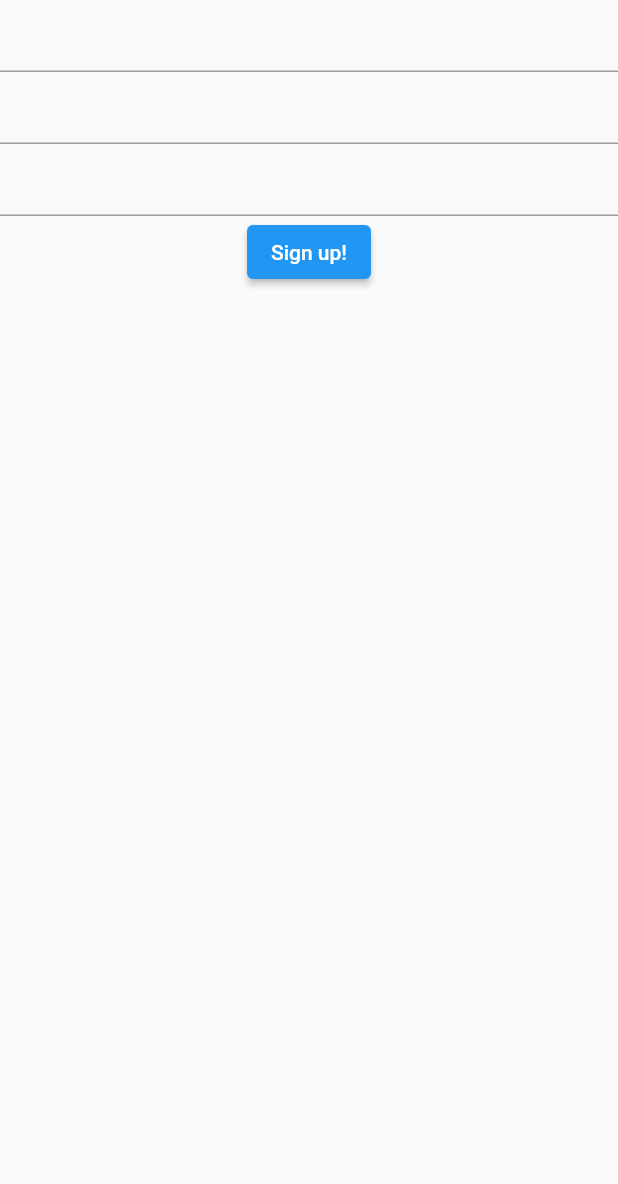
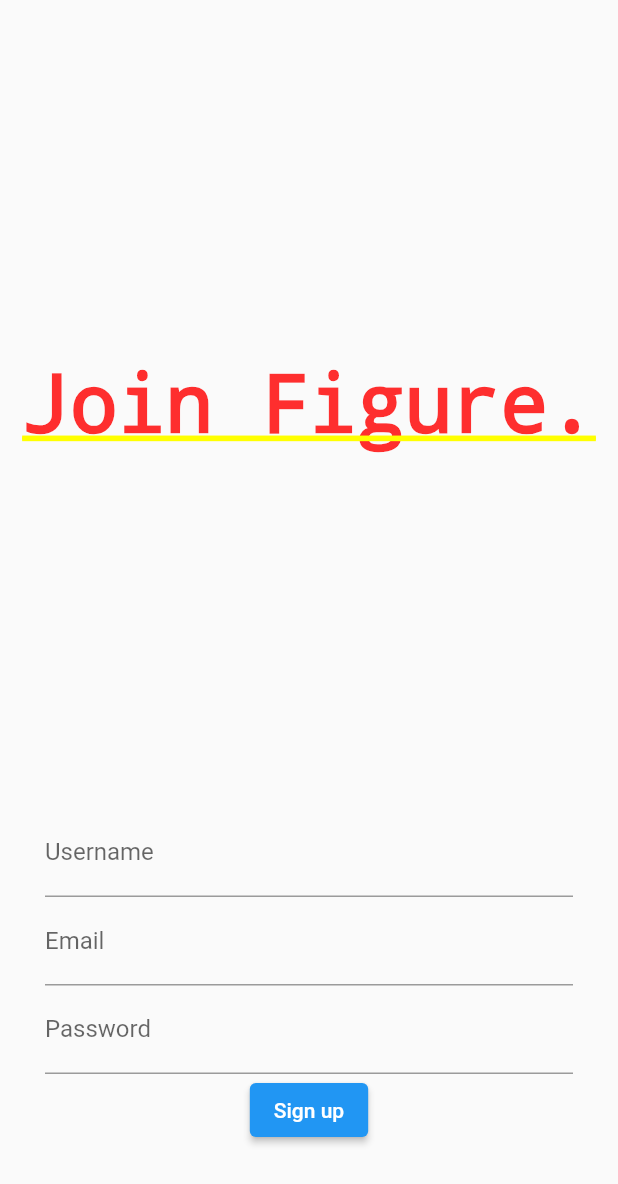
Before and after one commit to novakovicdavid/figure_flutter, a Flutter app: the SignupForm screen opened directly, on a phone screen of 412 x 824 dp. Shown: the top 1184 px of the screen. Run offline on Flutter 3.47's test engine with Material 2 defaults, Android fonts, the light colour scheme and no system bars.

Commit message:
Responsive signup

```diff
--- a/lib/signup.dart
+++ b/lib/signup.dart
@@ -16,20 +16,25 @@
 
 class SignupFormState extends State<SignupForm> {
   final _formKey = GlobalKey<FormState>();
-  static RegExp emailRegex = RegExp("^[a-zA-Z0-9_+&*-]+(?:\\.[a-zA-Z0-9_+&*-]+)*@(?:[a-zA-Z0-9-]+\\.)+[a-zA-Z]{2,}");
+  static RegExp emailRegex = RegExp(
+      "^[a-zA-Z0-9_+&*-]+(?:\\.[a-zA-Z0-9_+&*-]+)*@(?:[a-zA-Z0-9-]+\\.)+[a-zA-Z]{2,}");
   static RegExp usernameRegex = RegExp("^[a-zA-Z0-9]+-*[a-zA-Z0-9]+?");
   var usernameValidator = (String? username) {
     if (username == null || username.isEmpty) return 'Please enter a username';
-    if (username.length < 3) return 'Username must be at least 3 characters long';
-    if (!usernameRegex.hasMatch(username)) return "Username is not valid. Only the characters A-Z, a-z and '-' are accepted.";
+    if (username.length < 3)
+      return 'Username must be at least 3 characters long';
+    if (!usernameRegex.hasMatch(username))
+      return "Username is not valid. Only the characters A-Z, a-z and '-' are accepted.";
     return null;
   };
   var emailValidator = (String? email) {
-    if (email == null || !emailRegex.hasMatch(email)) return "Please enter a valid email";
+    if (email == null || !emailRegex.hasMatch(email))
+      return "Please enter a valid email";
     return null;
   };
   var passwordValidator = (String? password) {
-    if (password == null || password.length < 6) return "Password must be >= 6 characters long";
+    if (password == null || password.length < 6)
+      return "Password must be >= 6 characters long";
     return null;
   };
 
@@ -39,24 +44,47 @@
 
   @override
   Widget build(BuildContext context) {
-    return (Form(
+    var title = Text(
+        style: DefaultTextStyle.of(context).style.apply(fontSizeFactor: 3.0),
+        "Join Figure.");
+
+    return (Scaffold(body: Column(
+      children: [
+        Expanded(
+            child: Center(
+                child: FittedBox(
+                    fit: BoxFit.fitWidth,
+                    child: Container(
+                        margin: const EdgeInsets.only(left: 40, right: 40),
+                        child: title)))),
+        Container(margin: const EdgeInsets.only(left: 30, right: 30, bottom: 60), child: Form(
             key: _formKey,
             child: Column(
               children: [
                 TextFormField(
                   validator: (value) => usernameValidator(value),
                   onChanged: (value) => username = value,
+                  decoration: const InputDecoration(
+                    labelText: "Username"
+                  ),
                 ),
                 TextFormField(
                   validator: (value) => emailValidator(value),
                   onChanged: (value) => email = value,
+                  decoration: const InputDecoration(
+                      labelText: "Email"
+                  ),
                 ),
                 TextFormField(
                   validator: (value) => passwordValidator(value),
                   onChanged: (value) => password = value,
                   obscureText: true,
+                  decoration: const InputDecoration(
+                      labelText: "Password"
                   ),
-            ElevatedButton(onPressed: () async {
+                ),
+                ElevatedButton(
+                    onPressed: () async {
                       if (_formKey.currentState!.validate()) {
                         var data = {
                           "username": username,
@@ -64,19 +92,30 @@
                           "password": password
                         };
                         var json = jsonEncode(data);
-                var connection = await httpclient.postUrl(Uri.parse("https://backend.figure.novakovic.be/users/signup"));
-                connection.headers.add("content-type", "application/json");
+                        var connection = await httpclient.postUrl(Uri.parse(
+                            "https://backend.figure.novakovic.be/users/signup"));
+                        connection.headers
+                            .add("content-type", "application/json");
                         connection.headers.contentLength = json.length;
                         connection.write(json);
                         var response = await connection.close();
-                var parsedResponseBody = jsonDecode(await readResponse(response));
+                        var parsedResponseBody =
+                        jsonDecode(await readResponse(response));
                         if (parsedResponseBody["profile"] != null) {
                           setState(() {
-                    Navigator.pushAndRemoveUntil(context, MaterialPageRoute(builder: (context) => const BrowsePage()), (route) => false,);
+                            Navigator.pushAndRemoveUntil(
+                              context,
+                              MaterialPageRoute(
+                                  builder: (context) => const BrowsePage()),
+                                  (route) => false,
+                            );
                           });
                         }
                       }
-            }, child: const Text("Sign up!"))
+                    },
+                    child: const Text("Sign up"))
+              ],
+            )))
       ],
     )));
   }
```
Lines whose indentation alone changed are shown as unchanged.
